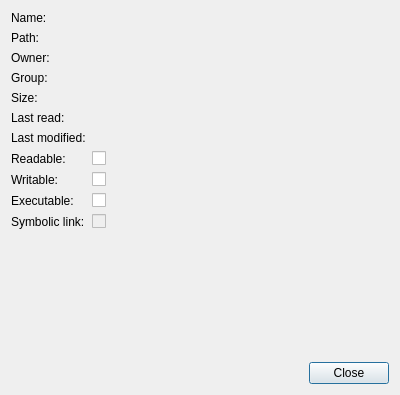
Before: the Qt Designer form src/plugins/coreplugin/dialogs/filepropertiesdialog.ui in qt-creator/qt-creator, drawn with Qt 5.
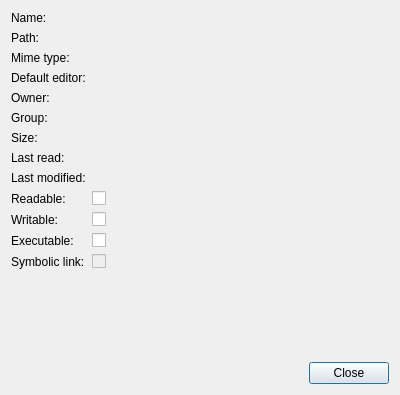
After: the same form once the commit is applied.

Commit message:
FilePropertiesDialog: Show mime-type and default editor
Added two new rows, Mime Type and Default Editor, to "File Properties" dialog.
File properties dialog is a good place to show these information.

The edit to the form file:
```diff
--- a/src/plugins/coreplugin/dialogs/filepropertiesdialog.ui
+++ b/src/plugins/coreplugin/dialogs/filepropertiesdialog.ui
@@ -16,14 +16,14 @@
   <layout class="QVBoxLayout" name="verticalLayout">
    <item>
     <layout class="QFormLayout" name="formLayout">
-     <item row="2" column="0">
+     <item row="4" column="0">
       <widget class="QLabel" name="label">
        <property name="text">
         <string>Owner:</string>
        </property>
       </widget>
      </item>
-     <item row="2" column="1">
+     <item row="4" column="1">
       <widget class="QLabel" name="owner">
        <property name="text">
         <string/>
@@ -33,14 +33,14 @@
        </property>
       </widget>
      </item>
-     <item row="3" column="0">
+     <item row="5" column="0">
       <widget class="QLabel" name="label_2">
        <property name="text">
         <string>Group:</string>
        </property>
       </widget>
      </item>
-     <item row="3" column="1">
+     <item row="5" column="1">
       <widget class="QLabel" name="group">
        <property name="text">
         <string/>
@@ -50,14 +50,14 @@
        </property>
       </widget>
      </item>
-     <item row="4" column="0">
+     <item row="6" column="0">
       <widget class="QLabel" name="label_3">
        <property name="text">
         <string>Size:</string>
        </property>
       </widget>
      </item>
-     <item row="4" column="1">
+     <item row="6" column="1">
       <widget class="QLabel" name="size">
        <property name="text">
         <string/>
@@ -67,7 +67,7 @@
        </property>
       </widget>
      </item>
-     <item row="7" column="1">
+     <item row="9" column="1">
       <widget class="QCheckBox" name="readable">
        <property name="enabled">
         <bool>true</bool>
@@ -80,7 +80,7 @@
        </property>
       </widget>
      </item>
-     <item row="8" column="1">
+     <item row="10" column="1">
       <widget class="QCheckBox" name="writable">
        <property name="enabled">
         <bool>true</bool>
@@ -93,7 +93,7 @@
        </property>
       </widget>
      </item>
-     <item row="9" column="1">
+     <item row="11" column="1">
       <widget class="QCheckBox" name="executable">
        <property name="enabled">
         <bool>true</bool>
@@ -106,7 +106,7 @@
        </property>
       </widget>
      </item>
-     <item row="10" column="1">
+     <item row="12" column="1">
       <widget class="QCheckBox" name="symLink">
        <property name="enabled">
         <bool>false</bool>
@@ -119,7 +119,7 @@
        </property>
       </widget>
      </item>
-     <item row="5" column="1">
+     <item row="7" column="1">
       <widget class="QLabel" name="lastRead">
        <property name="text">
         <string/>
@@ -129,7 +129,7 @@
        </property>
       </widget>
      </item>
-     <item row="6" column="1">
+     <item row="8" column="1">
       <widget class="QLabel" name="lastModified">
        <property name="text">
         <string/>
@@ -173,48 +173,76 @@
        </property>
       </widget>
      </item>
-     <item row="5" column="0">
+     <item row="7" column="0">
       <widget class="QLabel" name="label_6">
        <property name="text">
         <string>Last read:</string>
        </property>
       </widget>
      </item>
-     <item row="6" column="0">
+     <item row="8" column="0">
       <widget class="QLabel" name="label_7">
        <property name="text">
         <string>Last modified:</string>
        </property>
       </widget>
      </item>
-     <item row="7" column="0">
+     <item row="9" column="0">
       <widget class="QLabel" name="label_8">
        <property name="text">
         <string>Readable:</string>
        </property>
       </widget>
      </item>
-     <item row="8" column="0">
+     <item row="10" column="0">
       <widget class="QLabel" name="label_9">
        <property name="text">
         <string>Writable:</string>
        </property>
       </widget>
      </item>
-     <item row="9" column="0">
+     <item row="11" column="0">
       <widget class="QLabel" name="label_10">
        <property name="text">
         <string>Executable:</string>
        </property>
       </widget>
      </item>
-     <item row="10" column="0">
+     <item row="12" column="0">
       <widget class="QLabel" name="label_11">
        <property name="text">
         <string>Symbolic link:</string>
        </property>
       </widget>
      </item>
+     <item row="2" column="0">
+      <widget class="QLabel" name="label_12">
+       <property name="text">
+        <string>Mime type:</string>
+       </property>
+      </widget>
+     </item>
+     <item row="3" column="0">
+      <widget class="QLabel" name="label_13">
+       <property name="text">
+        <string>Default editor:</string>
+       </property>
+      </widget>
+     </item>
+     <item row="2" column="1">
+      <widget class="QLabel" name="mimeType">
+       <property name="text">
+        <string/>
+       </property>
+      </widget>
+     </item>
+     <item row="3" column="1">
+      <widget class="QLabel" name="defaultEditor">
+       <property name="text">
+        <string/>
+       </property>
+      </widget>
+     </item>
     </layout>
    </item>
    <item>
```
The commit also changes 3 other files.
